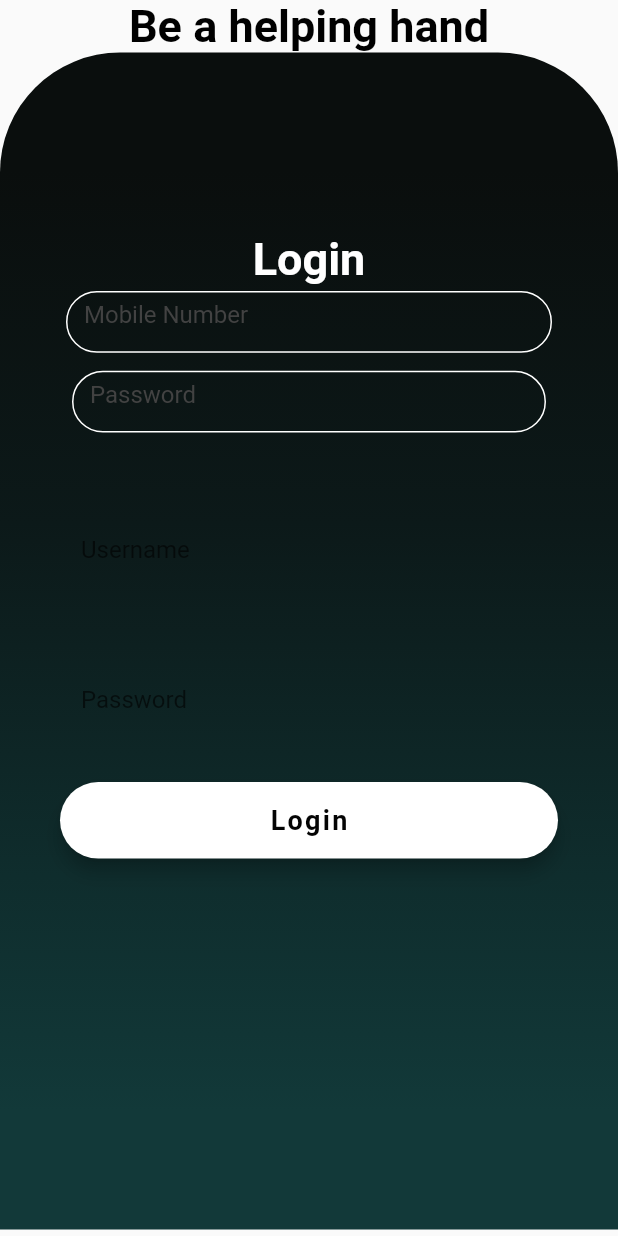
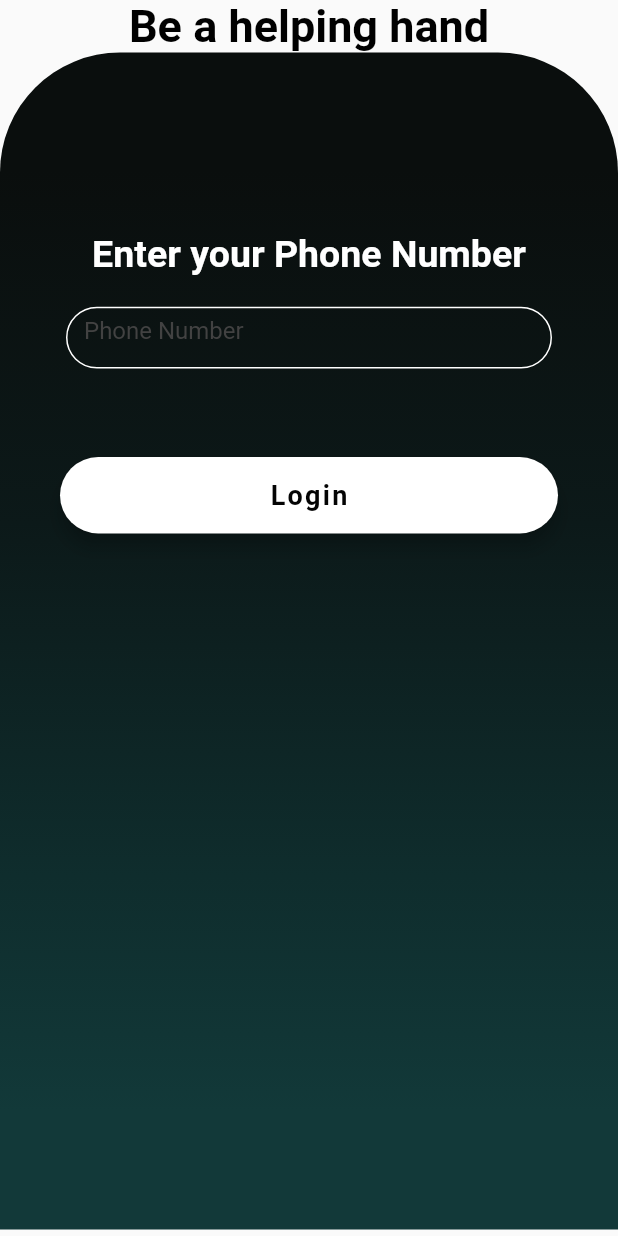
Before and after one commit to zain-ali-babar/Waseela-App, a Flutter app: the screen it shows after launch, on a phone screen of 412 x 824 dp. Run offline on Flutter 3.47's test engine with Material 2 defaults, Android fonts, the phone set to English and light mode, and no system bars; our stand-ins replace animated_splash_screen, firebase_auth, firebase_core, pinput, swipeable_button_view; accounts and stored records are empty; Roboto replaces fonts that are missing (OpenSans).

Commit message:
login screen otp

```diff
--- a/waseela/lib/main.dart
+++ b/waseela/lib/main.dart
@@ -9,7 +9,6 @@
 import 'package:waseela/pages/select_type.dart';
 import 'package:firebase_core/firebase_core.dart';
 import 'package:firebase_auth/firebase_auth.dart';
-
 
 Future main() async {
   WidgetsFlutterBinding.ensureInitialized();
@@ -33,16 +32,16 @@
         splashTransition: SplashTransition.fadeTransition,
         duration: 500,
         backgroundColor: Color(0xFF0f2d2d),
-        nextScreen: LoginScreen(),
-        // nextScreen: StreamBuilder<User?>(
-        //   builder: (context, snapshot) {
-        //     if (snapshot.hasData) {
-        //       return Explore();
-        //     } else {
-        //       return RegisterNeed();
-        //     }
-        //   },
-        // ),
+        // nextScreen: LoginScreen(),
+        nextScreen: StreamBuilder<User?>(
+          builder: (context, snapshot) {
+            if (snapshot.hasData) {
+              return Explore();
+            } else {
+              return LoginScreen();
+            }
+          },
+        ),
       ),
     );
   }
--- a/waseela/lib/pages/login_screen.dart
+++ b/waseela/lib/pages/login_screen.dart
@@ -1,6 +1,7 @@
 import 'package:firebase_auth/firebase_auth.dart';
 import 'package:flutter/material.dart';
 import 'package:flutter/services.dart';
+import 'package:waseela/pages/login_otp.dart';
 
 class LoginScreen extends StatefulWidget {
   @override
@@ -91,7 +92,11 @@ class _LoginScreenState extends State<LoginScreen> {
       width: double.infinity,
       child: RaisedButton(
         elevation: 5.0,
-        onPressed: () => signIn(phoneNumber.text.trim()),
+        onPressed: () async {
+          Navigator.of(context).push(MaterialPageRoute(
+              builder: (context) =>
+                  LoginOTPScreen("+92${phoneNumber.text.trim()}")));
+        },
         padding: EdgeInsets.all(15.0),
         shape: RoundedRectangleBorder(
           borderRadius: BorderRadius.circular(30.0),
@@ -165,13 +170,16 @@ class _LoginScreenState extends State<LoginScreen> {
                           mainAxisAlignment: MainAxisAlignment.center,
                           children: <Widget>[
                             Text(
-                              'Login',
+                              'Enter your Phone Number',
                               style: TextStyle(
                                 color: Colors.white,
                                 fontFamily: 'OpenSans',
-                                fontSize: 30.0,
+                                fontSize: 25.0,
                                 fontWeight: FontWeight.bold,
                               ),
+                            ),
+                            SizedBox(
+                              height: mediaQuery.size.height * 0.02,
                             ),
                             Padding(
                               padding: const EdgeInsets.all(4.0),
@@ -186,39 +194,20 @@ class _LoginScreenState extends State<LoginScreen> {
                                       borderSide: BorderSide(
                                           width: 1, color: Colors.white),
                                     ),
-                                    hintText: "Mobile Number",
+                                    hintText: "Phone Number",
                                     hintStyle:
                                         TextStyle(color: Colors.grey[800]),
                                   ),
                                 ),
                               ),
                             ),
-                            Padding(
-                              padding: const EdgeInsets.all(8.0),
-                              child: SizedBox(
-                                width: mediaQuery.size.width * 0.9,
-                                height: mediaQuery.size.height * 0.05,
-                                child: TextField(
-                                  controller: password,
-                                  decoration: InputDecoration(
-                                    enabledBorder: OutlineInputBorder(
-                                      borderRadius: BorderRadius.circular(40.0),
-                                      borderSide: BorderSide(
-                                          width: 1, color: Colors.white),
-                                    ),
-                                    hintText: "Password",
-                                    hintStyle:
-                                        TextStyle(color: Colors.grey[800]),
-                                  ),
-                                ),
-                              ),
-                            ),
+
                             SizedBox(height: 30.0),
-                            _buildEmailTF(),
-                            SizedBox(
-                              height: 30.0,
-                            ),
-                            _buildPasswordTF(),
+                            // _buildEmailTF(),
+                            // SizedBox(
+                            //   height: 30.0,
+                            // ),
+                            // _buildPasswordTF(),
                             _buildLoginBtn()
                           ],
                         ),
@@ -280,5 +269,5 @@ class _LoginScreenState extends State<LoginScreen> {
 }
 
 Future signIn(number) async {
-  await FirebaseAuth.instance.signInWithPhoneNumber(number);
+  await FirebaseAuth.instance.signInWithPhoneNumber("+92${number}");
 }
--- a/waseela/pubspec.yaml
+++ b/waseela/pubspec.yaml
@@ -39,6 +39,7 @@ dependencies:
   cloud_firestore: ^3.3.0
   swipeable_button_view:
   animated_splash_screen:
+  pinput:
 
 
 dev_dependencies:
```
Also changed, not shown: waseela/lib/pages/login_otp.dart (added, +140 -0 lines), waseela/lib/pages/otp.dart (added, +137 -0 lines), waseela/lib/pages/register_need.dart (+22 -1 lines), waseela/pubspec.lock, 5 other files.
